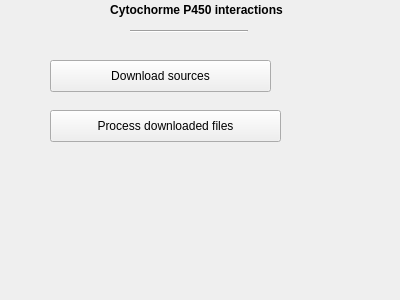
First picture: the form in freetoolbox/plugins/interactiondb/cytochromep450interactionspage.ui, repository FreeHealth/freehealth, before the edit.
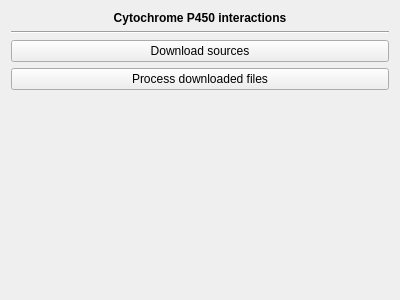
Second picture: the form after the edit.

```diff
--- a/freetoolbox/plugins/interactiondb/cytochromep450interactionspage.ui
+++ b/freetoolbox/plugins/interactiondb/cytochromep450interactionspage.ui
@@ -13,15 +13,9 @@
   <property name="windowTitle">
    <string>Form</string>
   </property>
+  <layout class="QGridLayout" name="gridLayout">
+   <item row="0" column="0">
   <widget class="QLabel" name="label">
-   <property name="geometry">
-    <rect>
-     <x>11</x>
-     <y>0</y>
-     <width>371</width>
-     <height>20</height>
-    </rect>
-   </property>
    <property name="font">
     <font>
      <weight>75</weight>
@@ -29,51 +23,48 @@
     </font>
    </property>
    <property name="text">
-    <string>Cytochorme P450 interactions</string>
+      <string>Cytochrome P450 interactions</string>
    </property>
    <property name="alignment">
     <set>Qt::AlignCenter</set>
    </property>
   </widget>
+   </item>
+   <item row="1" column="0">
   <widget class="Line" name="line">
-   <property name="geometry">
-    <rect>
-     <x>130</x>
-     <y>30</y>
-     <width>118</width>
-     <height>3</height>
-    </rect>
-   </property>
    <property name="orientation">
     <enum>Qt::Horizontal</enum>
    </property>
   </widget>
+   </item>
+   <item row="2" column="0">
   <widget class="QPushButton" name="download">
-   <property name="geometry">
-    <rect>
-     <x>50</x>
-     <y>60</y>
-     <width>221</width>
-     <height>32</height>
-    </rect>
-   </property>
    <property name="text">
     <string>Download sources</string>
    </property>
   </widget>
+   </item>
+   <item row="3" column="0">
   <widget class="QPushButton" name="process">
-   <property name="geometry">
-    <rect>
-     <x>50</x>
-     <y>110</y>
-     <width>231</width>
-     <height>32</height>
-    </rect>
-   </property>
    <property name="text">
     <string>Process downloaded files</string>
    </property>
   </widget>
+   </item>
+   <item row="4" column="0">
+    <spacer name="verticalSpacer">
+     <property name="orientation">
+      <enum>Qt::Vertical</enum>
+     </property>
+     <property name="sizeHint" stdset="0">
+      <size>
+       <width>20</width>
+       <height>40</height>
+      </size>
+     </property>
+    </spacer>
+   </item>
+  </layout>
  </widget>
  <resources/>
  <connections/>
```
Lines whose indentation alone changed are shown as unchanged.
